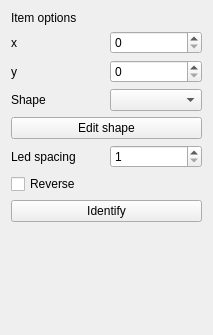
Qt form ui/ItemOptions.ui (Fefedu973/OpenRGBVisualMapPlugin) before a commit.
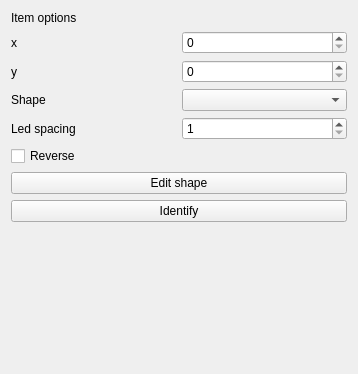
The same form after that commit.

Commit message: Layout review

The edit to the form file:
```diff
--- a/ui/ItemOptions.ui
+++ b/ui/ItemOptions.ui
@@ -6,8 +6,8 @@
    <rect>
     <x>0</x>
     <y>0</y>
-    <width>213</width>
-    <height>335</height>
+    <width>358</width>
+    <height>374</height>
    </rect>
   </property>
   <property name="sizePolicy">
@@ -22,7 +22,7 @@
   <layout class="QGridLayout" name="gridLayout">
    <item row="0" column="0">
     <layout class="QGridLayout" name="gridLayout_2">
-     <item row="0" column="0">
+     <item row="0" column="0" colspan="2">
       <widget class="QLabel" name="label_4">
        <property name="sizePolicy">
         <sizepolicy hsizetype="Preferred" vsizetype="Maximum">
@@ -36,72 +36,34 @@
       </widget>
      </item>
      <item row="1" column="0">
-      <layout class="QHBoxLayout" name="horizontalLayout">
-       <item>
         <widget class="QLabel" name="zoneName">
          <property name="text">
           <string>x</string>
          </property>
         </widget>
        </item>
-       <item>
-        <widget class="QSpinBox" name="x_spinBox">
-         <property name="maximum">
-          <number>1024</number>
-         </property>
-        </widget>
-       </item>
-      </layout>
-     </item>
      <item row="2" column="0">
-      <layout class="QHBoxLayout" name="horizontalLayout_2">
-       <item>
         <widget class="QLabel" name="label">
          <property name="text">
           <string>y</string>
          </property>
         </widget>
        </item>
-       <item>
-        <widget class="QSpinBox" name="y_spinBox">
-         <property name="maximum">
-          <number>1024</number>
-         </property>
-        </widget>
-       </item>
-      </layout>
+     <item row="5" column="0" colspan="2">
+      <widget class="QCheckBox" name="reverse_checkBox">
+       <property name="text">
+        <string>Reverse</string>
+       </property>
+      </widget>
      </item>
      <item row="3" column="0">
-      <layout class="QHBoxLayout" name="horizontalLayout_3">
-       <item>
         <widget class="QLabel" name="label_2">
          <property name="text">
           <string>Shape</string>
          </property>
         </widget>
        </item>
-       <item>
-        <widget class="QComboBox" name="shape_comboBox"/>
-       </item>
-      </layout>
-     </item>
-     <item row="4" column="0">
-      <widget class="QPushButton" name="edit_shape_button">
-       <property name="text">
-        <string>Edit shape</string>
-       </property>
-      </widget>
-     </item>
-     <item row="5" column="0">
-      <layout class="QHBoxLayout" name="horizontalLayout_4">
-       <item>
-        <widget class="QLabel" name="led_spacing_label">
-         <property name="text">
-          <string>Led spacing</string>
-         </property>
-        </widget>
-       </item>
-       <item>
+     <item row="4" column="1">
         <widget class="QSpinBox" name="led_spacing_spinBox">
          <property name="minimum">
           <number>1</number>
@@ -111,27 +73,31 @@
          </property>
         </widget>
        </item>
-      </layout>
-     </item>
-     <item row="6" column="0">
-      <layout class="QHBoxLayout" name="horizontalLayout_5">
-       <item>
-        <widget class="QCheckBox" name="reverse_checkBox">
-         <property name="text">
-          <string>Reverse</string>
+     <item row="1" column="1">
+      <widget class="QSpinBox" name="x_spinBox">
+       <property name="maximum">
+        <number>1024</number>
          </property>
         </widget>
        </item>
-      </layout>
+     <item row="3" column="1">
+      <widget class="QComboBox" name="shape_comboBox"/>
      </item>
-     <item row="7" column="0">
-      <widget class="QPushButton" name="identifyButton">
+     <item row="4" column="0">
+      <widget class="QLabel" name="led_spacing_label">
        <property name="text">
-        <string>Identify</string>
+        <string>Led spacing</string>
        </property>
       </widget>
      </item>
-     <item row="8" column="0">
+     <item row="2" column="1">
+      <widget class="QSpinBox" name="y_spinBox">
+       <property name="maximum">
+        <number>1024</number>
+       </property>
+      </widget>
+     </item>
+     <item row="8" column="0" colspan="2">
       <spacer name="verticalSpacer">
        <property name="orientation">
         <enum>Qt::Vertical</enum>
@@ -144,6 +110,20 @@
        </property>
       </spacer>
      </item>
+     <item row="6" column="0" colspan="2">
+      <widget class="QPushButton" name="edit_shape_button">
+       <property name="text">
+        <string>Edit shape</string>
+       </property>
+      </widget>
+     </item>
+     <item row="7" column="0" colspan="2">
+      <widget class="QPushButton" name="identifyButton">
+       <property name="text">
+        <string>Identify</string>
+       </property>
+      </widget>
+     </item>
     </layout>
    </item>
   </layout>
```
Lines whose indentation alone changed are shown as unchanged. The commit also changes 2 other files.
